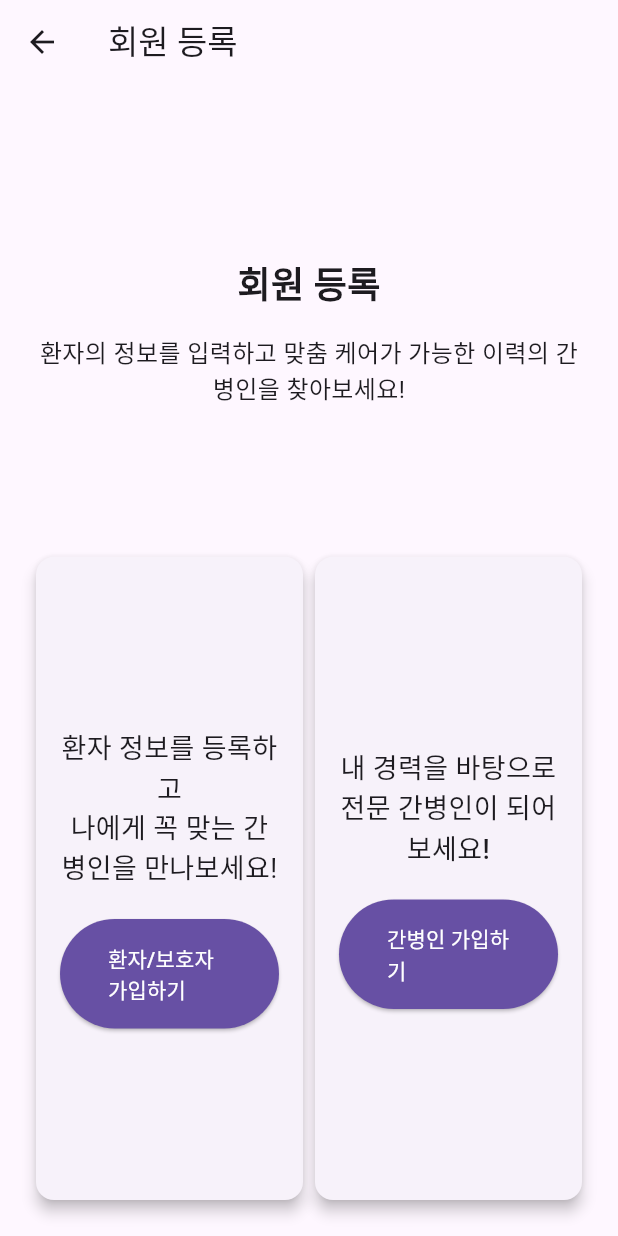
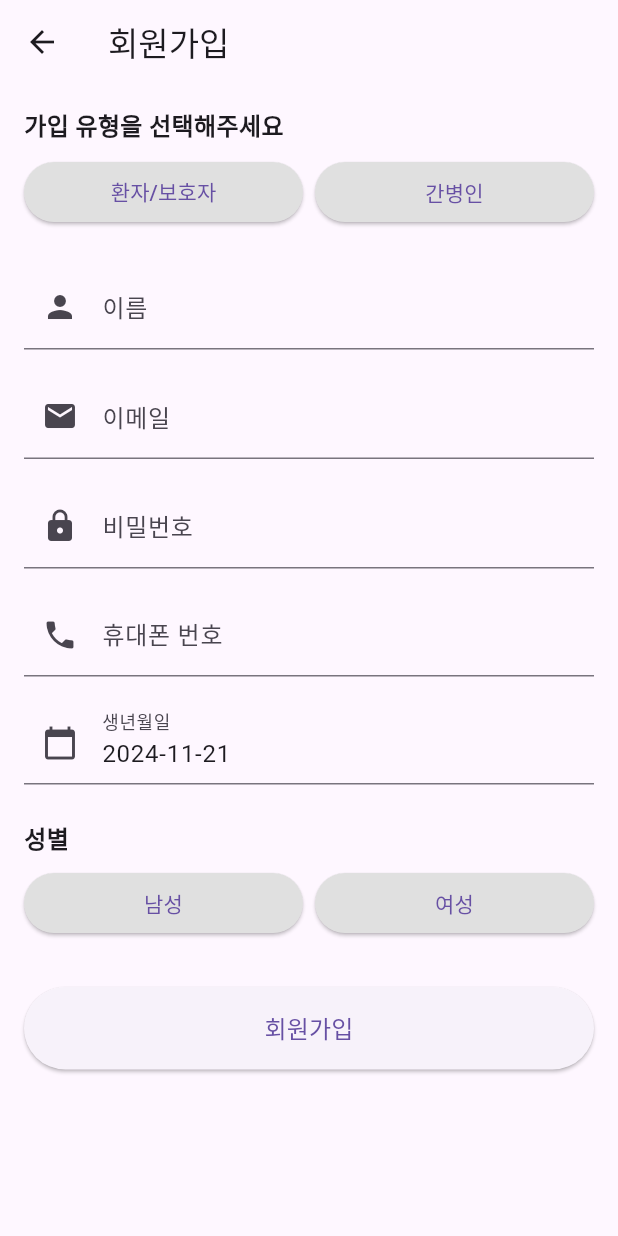
Before and after one commit to Isoards/android_final_project, a Flutter app: the RegisterPage screen opened directly, after a tap on "환자/보호자 가입하기", on a phone screen of 412 x 824 dp. Run offline on Flutter 3.47's test engine with Material 3 defaults, Android fonts, the phone set to English and light mode, and no system bars; our stand-ins replace supabase_flutter; accounts and stored records are empty.

Commit message:
환자, 간병인 로그인/회원가입 구현

```diff
--- /dev/null
+++ b/lib/pages/auth/signup_page.dart
@@ -0,0 +1,16 @@
+import 'package:flutter/material.dart';
+import 'widgets/signup_form.dart';
+
+class SignupPage extends StatelessWidget {
+  const SignupPage({super.key});
+
+  @override
+  Widget build(BuildContext context) {
+    return Scaffold(
+      appBar: AppBar(
+        title: const Text('회원가입'),
+      ),
+      body: const SignupForm(),
+    );
+  }
+}
--- /dev/null
+++ b/lib/pages/auth/widgets/signup_form.dart
@@ -0,0 +1,290 @@
+import 'package:flutter/material.dart';
+import 'package:android_final_project/services/auth_service.dart';
+
+class SignupForm extends StatefulWidget {
+  const SignupForm({Key? key}) : super(key: key);
+
+  @override
+  State<SignupForm> createState() => _SignupFormState();
+}
+
+class _SignupFormState extends State<SignupForm> {
+  final _formKey = GlobalKey<FormState>();
+  final _authService = AuthService();
+
+  final Map<String, dynamic> _formData = {
+    'email': '',
+    'password': '',
+    'name': '',
+    'phone': '',
+    'gender': '',
+    'birthDate': DateTime.now(),
+    'userType': '', // 'patient' or 'caregiver'
+  };
+
+  bool _isLoading = false;
+
+  void _handleUserTypeSelect(String type) {
+    setState(() {
+      _formData['userType'] = type;
+    });
+  }
+
+  void _handleGenderSelect(String gender) {
+    setState(() {
+      _formData['gender'] = gender;
+    });
+  }
+
+  Future<void> _selectDate(BuildContext context) async {
+    final DateTime? picked = await showDatePicker(
+      context: context,
+      initialDate: _formData['birthDate'],
+      firstDate: DateTime(1900),
+      lastDate: DateTime.now(),
+    );
+    if (picked != null && picked != _formData['birthDate']) {
+      setState(() {
+        _formData['birthDate'] = picked;
+      });
+    }
+  }
+
+  Future<void> _handleSubmit() async {
+    if (_formKey.currentState!.validate()) {
+      setState(() => _isLoading = true);
+
+      try {
+        final error = await _authService.signUp(
+          email: _formData['email'],
+          password: _formData['password'],
+          name: _formData['name'],
+          phone: _formData['phone'],
+          gender: _formData['gender'],
+          birthDate: _formData['birthDate'],
+          userType: _formData['userType'],
+        );
+
+        setState(() => _isLoading = false);
+
+        if (!mounted) return;
+
+        if (error == null) {
+          Navigator.pushReplacementNamed(context, '/signup-success');
+        } else {
+          ScaffoldMessenger.of(context).showSnackBar(
+            SnackBar(content: Text(error)),
+          );
+        }
+      } catch (e) {
+        setState(() => _isLoading = false);
+        ScaffoldMessenger.of(context).showSnackBar(
+          SnackBar(content: Text(e.toString())),
+        );
+      }
+    }
+  }
+
+  @override
+  Widget build(BuildContext context) {
+    return SingleChildScrollView(
+      padding: const EdgeInsets.all(16.0),
+      child: Form(
+        key: _formKey,
+        child: Column(
+          crossAxisAlignment: CrossAxisAlignment.start,
+          children: [
+            // 사용자 유형 선택
+            const Text(
+              '가입 유형을 선택해주세요',
+              style: TextStyle(
+                fontSize: 16,
+                fontWeight: FontWeight.bold,
+              ),
+            ),
+            const SizedBox(height: 8),
+            Row(
+              children: [
+                Expanded(
+                  child: ElevatedButton(
+                    onPressed: () => _handleUserTypeSelect('patient'),
+                    style: ElevatedButton.styleFrom(
+                      backgroundColor: _formData['userType'] == 'patient'
+                          ? Theme.of(context).primaryColor
+                          : Colors.grey[300],
+                    ),
+                    child: const Text('환자/보호자'),
+                  ),
+                ),
+                const SizedBox(width: 8),
+                Expanded(
+                  child: ElevatedButton(
+                    onPressed: () => _handleUserTypeSelect('caregiver'),
+                    style: ElevatedButton.styleFrom(
+                      backgroundColor: _formData['userType'] == 'caregiver'
+                          ? Theme.of(context).primaryColor
+                          : Colors.grey[300],
+                    ),
+                    child: const Text('간병인'),
+                  ),
+                ),
+              ],
+            ),
+            const SizedBox(height: 24),
+
+            // 이름 입력
+            TextFormField(
+              decoration: const InputDecoration(
+                labelText: '이름',
+                hintText: '이름을 입력해주세요',
+                prefixIcon: Icon(Icons.person),
+              ),
+              validator: (value) {
+                if (value == null || value.isEmpty) {
+                  return '이름을 입력해주세요';
+                }
+                return null;
+              },
+              onChanged: (value) => _formData['name'] = value,
+            ),
+            const SizedBox(height: 16),
+
+            // 이메일 입력
+            TextFormField(
+              decoration: const InputDecoration(
+                labelText: '이메일',
+                hintText: '이메일을 입력해주세요',
+                prefixIcon: Icon(Icons.email),
+              ),
+              keyboardType: TextInputType.emailAddress,
+              validator: (value) {
+                if (value == null || value.isEmpty) {
+                  return '이메일을 입력해주세요';
+                }
+                if (!value.contains('@')) {
+                  return '올바른 이메일 형식이 아닙니다';
+                }
+                return null;
+              },
+              onChanged: (value) => _formData['email'] = value,
+            ),
+            const SizedBox(height: 16),
+
+            // 비밀번호 입력
+            TextFormField(
+              decoration: const InputDecoration(
+                labelText: '비밀번호',
+                hintText: '비밀번호를 입력해주세요',
+                prefixIcon: Icon(Icons.lock),
+              ),
+              obscureText: true,
+              validator: (value) {
+                if (value == null || value.isEmpty) {
+                  return '비밀번호를 입력해주세요';
+                }
+                if (value.length < 6) {
+                  return '비밀번호는 6자 이상이어야 합니다';
+                }
+                return null;
+              },
+              onChanged: (value) => _formData['password'] = value,
+            ),
+            const SizedBox(height: 16),
+
+            // 전화번호 입력
+            TextFormField(
+              decoration: const InputDecoration(
+                labelText: '휴대폰 번호',
+                hintText: '010-1234-5678',
+                prefixIcon: Icon(Icons.phone),
+              ),
+              keyboardType: TextInputType.phone,
+              validator: (value) {
+                if (value == null || value.isEmpty) {
+                  return '전화번호를 입력해주세요';
+                }
+                return null;
+              },
+              onChanged: (value) => _formData['phone'] = value,
+            ),
+            const SizedBox(height: 16),
+
+            // 생년월일 선택
+            GestureDetector(
+              onTap: () => _selectDate(context),
+              child: AbsorbPointer(
+                child: TextFormField(
+                  decoration: const InputDecoration(
+                    labelText: '생년월일',
+                    prefixIcon: Icon(Icons.calendar_today),
+                  ),
+                  controller: TextEditingController(
+                    text: '${_formData['birthDate'].year}-'
+                        '${_formData['birthDate'].month.toString().padLeft(2, '0')}-'
+                        '${_formData['birthDate'].day.toString().padLeft(2, '0')}',
+                  ),
+                ),
+              ),
+            ),
+            const SizedBox(height: 24),
+
+            // 성별 선택
+            const Text(
+              '성별',
+              style: TextStyle(
+                fontSize: 16,
+                fontWeight: FontWeight.bold,
+              ),
+            ),
+            const SizedBox(height: 8),
+            Row(
+              children: [
+                Expanded(
+                  child: ElevatedButton(
+                    onPressed: () => _handleGenderSelect('남성'),
+                    style: ElevatedButton.styleFrom(
+                      backgroundColor: _formData['gender'] == '남성'
+                          ? Theme.of(context).primaryColor
+                          : Colors.grey[300],
+                    ),
+                    child: const Text('남성'),
+                  ),
+                ),
+                const SizedBox(width: 8),
+                Expanded(
+                  child: ElevatedButton(
+                    onPressed: () => _handleGenderSelect('여성'),
+                    style: ElevatedButton.styleFrom(
+                      backgroundColor: _formData['gender'] == '여성'
+                          ? Theme.of(context).primaryColor
+                          : Colors.grey[300],
+                    ),
+                    child: const Text('여성'),
+                  ),
+                ),
+              ],
+            ),
+            const SizedBox(height: 32),
+
+            // 회원가입 버튼
+            SizedBox(
+              width: double.infinity,
+              child: ElevatedButton(
+                onPressed: _isLoading ? null : _handleSubmit,
+                style: ElevatedButton.styleFrom(
+                  padding: const EdgeInsets.symmetric(vertical: 16),
+                ),
+                child: _isLoading
+                    ? const CircularProgressIndicator(color: Colors.white)
+                    : const Text(
+                        '회원가입',
+                        style: TextStyle(fontSize: 16),
+                      ),
+              ),
+            ),
+          ],
+        ),
+      ),
+    );
+  }
+}
--- a/lib/pages/register/register_page.dart
+++ b/lib/pages/register/register_page.dart
@@ -1,15 +1,8 @@
 import 'package:flutter/material.dart';
+import 'package:android_final_project/pages/auth/widgets/signup_form.dart';
 
 class RegisterPage extends StatelessWidget {
   const RegisterPage({super.key});
-
-  void _goPatient(BuildContext context) {
-    Navigator.pushNamed(context, '/userSignUp');
-  }
-
-  void _goCaregiver(BuildContext context) {
-    Navigator.pushNamed(context, '/work');
-  }
 
   @override
   Widget build(BuildContext context) {
@@ -68,7 +61,9 @@ class RegisterPage extends StatelessWidget {
                             ),
                             const SizedBox(height: 20),
                             ElevatedButton(
-                              onPressed: () => _goPatient(context),
+                              onPressed: () => {
+                                Navigator.pushNamed((context), '/signup'),
+                              },
                               style: ElevatedButton.styleFrom(
                                 padding: const EdgeInsets.symmetric(
                                   horizontal: 32,
@@ -106,7 +101,9 @@ class RegisterPage extends StatelessWidget {
                             ),
                             const SizedBox(height: 20),
                             ElevatedButton(
-                              onPressed: () => _goCaregiver(context),
+                              onPressed: () => {
+                                Navigator.pushNamed((context), '/signup'),
+                              },
                               style: ElevatedButton.styleFrom(
                                 padding: const EdgeInsets.symmetric(
                                   horizontal: 32,
```
Also changed, not shown: lib/main.dart (+5 -2 lines), lib/models/user_model.dart (+22 -29 lines), lib/pages/auth/signup_success_page.dart (added, +63 -0 lines), lib/pages/auth/widgets/caregiver_login_form.dart (+44 -7 lines), lib/pages/auth/widgets/user_login_form.dart (+42 -6 lines), lib/services/auth_service.dart (+70 -7 lines), lib/pages/auth/login_page.dart (renamed from lib/pages/auth/user_login_page.dart), lib/pages/auth/user_singup_page.dart (deleted), lib/pages/mypage/profile_page.dart (deleted).
